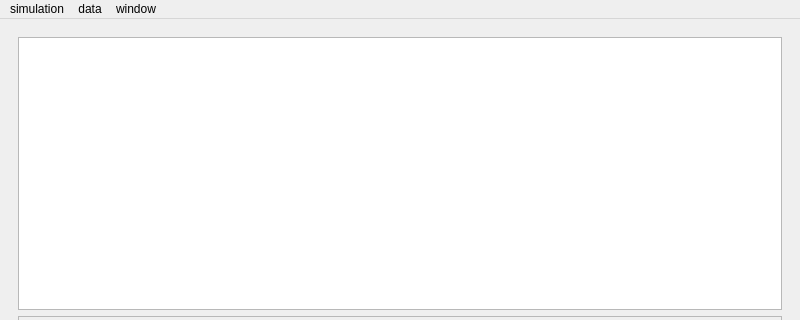
The window that psychsim-gui-main.ui (usc-psychsim/psychsim-eval-gui) describes before a commit, drawn with Qt 5; both pictures show x 0 to 800 and y 0 to 320 of the 800 by 652 pixel window.
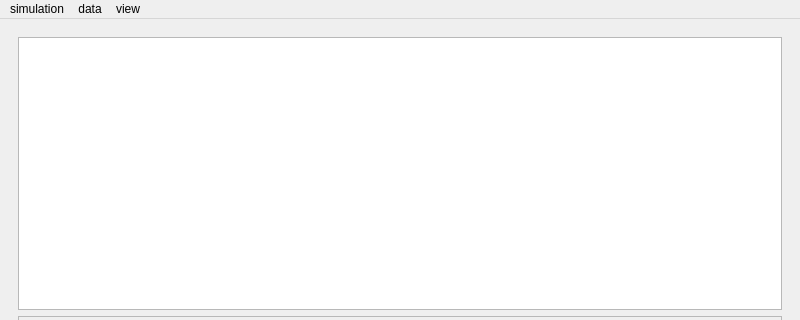
The same window after the commit.

Commit message:
Add dialog for plot
Also, fix query view crash if data renamed

The edit to the form file:
```diff
--- a/psychsim-gui-main.ui
+++ b/psychsim-gui-main.ui
@@ -903,7 +903,7 @@
    </widget>
    <widget class="QMenu" name="menuwindow">
     <property name="title">
-     <string>window</string>
+     <string>view</string>
     </property>
     <addaction name="actionmain"/>
     <addaction name="actionquery_data_page"/>
```
The commit also changes 4 other files.
